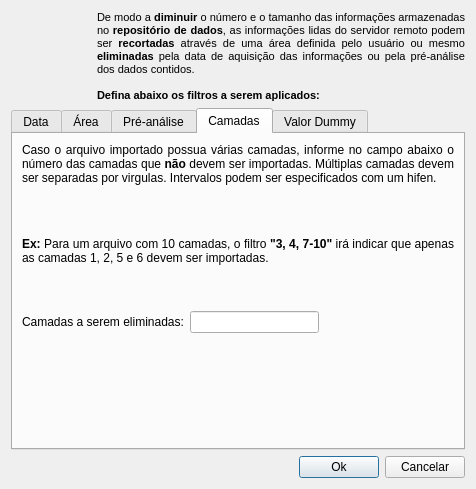
Before: the Qt Designer form src/terrama2/gui/config/ui/FilterDialogForm.ui in TerraMA2/terrama2, drawn with Qt 5.
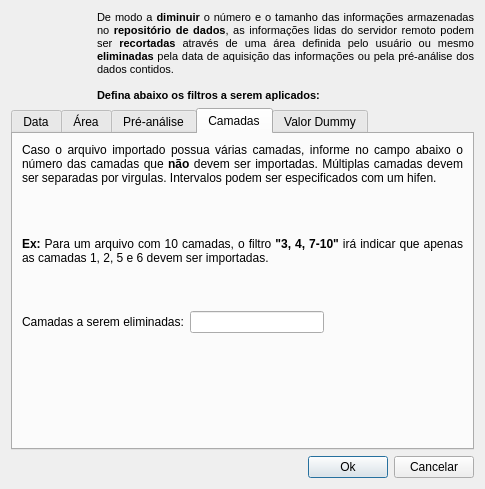
After: the same form once the commit is applied. Icons and pictures are not drawn.

```diff
--- a/src/terrama2/gui/config/ui/FilterDialogForm.ui
+++ b/src/terrama2/gui/config/ui/FilterDialogForm.ui
@@ -6,7 +6,7 @@
    <rect>
     <x>0</x>
     <y>0</y>
-    <width>476</width>
+    <width>485</width>
     <height>489</height>
    </rect>
   </property>
```
Left out of the diff: 17 changed lines with no effect on the pictures.
